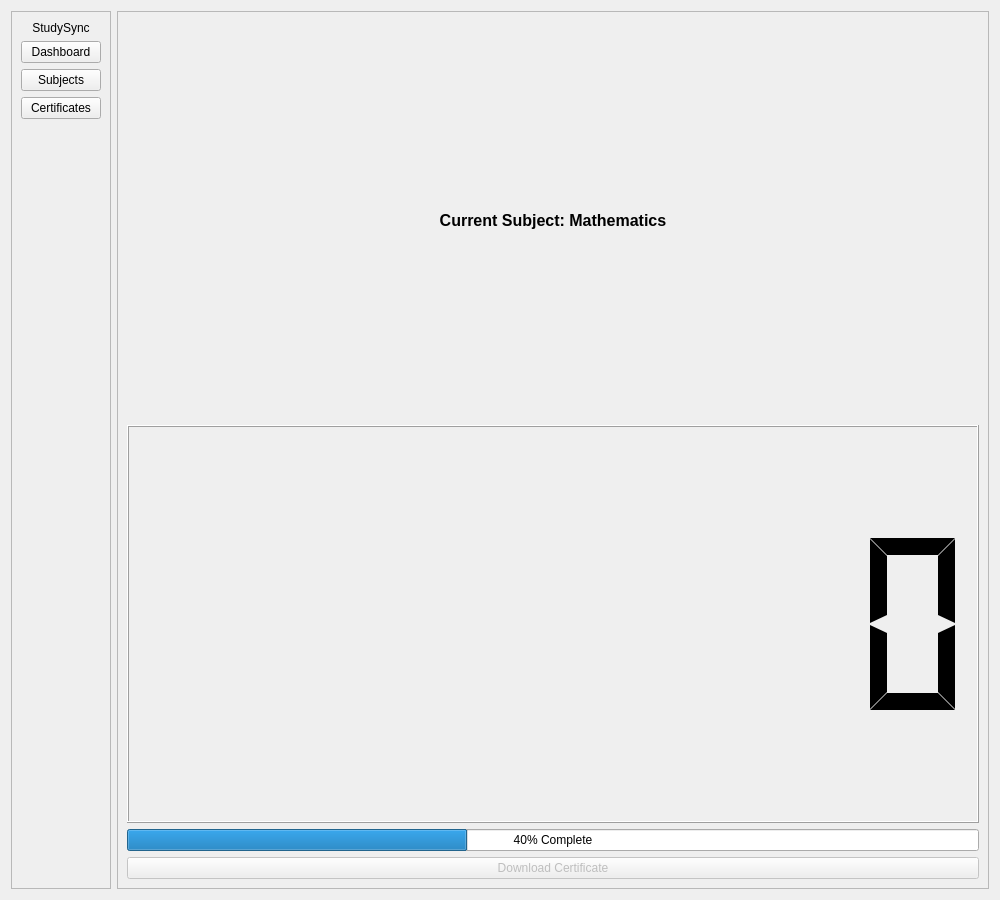
The window that dashboard.ui (annamairaj/StudySync) describes before a commit, drawn with Qt 5.
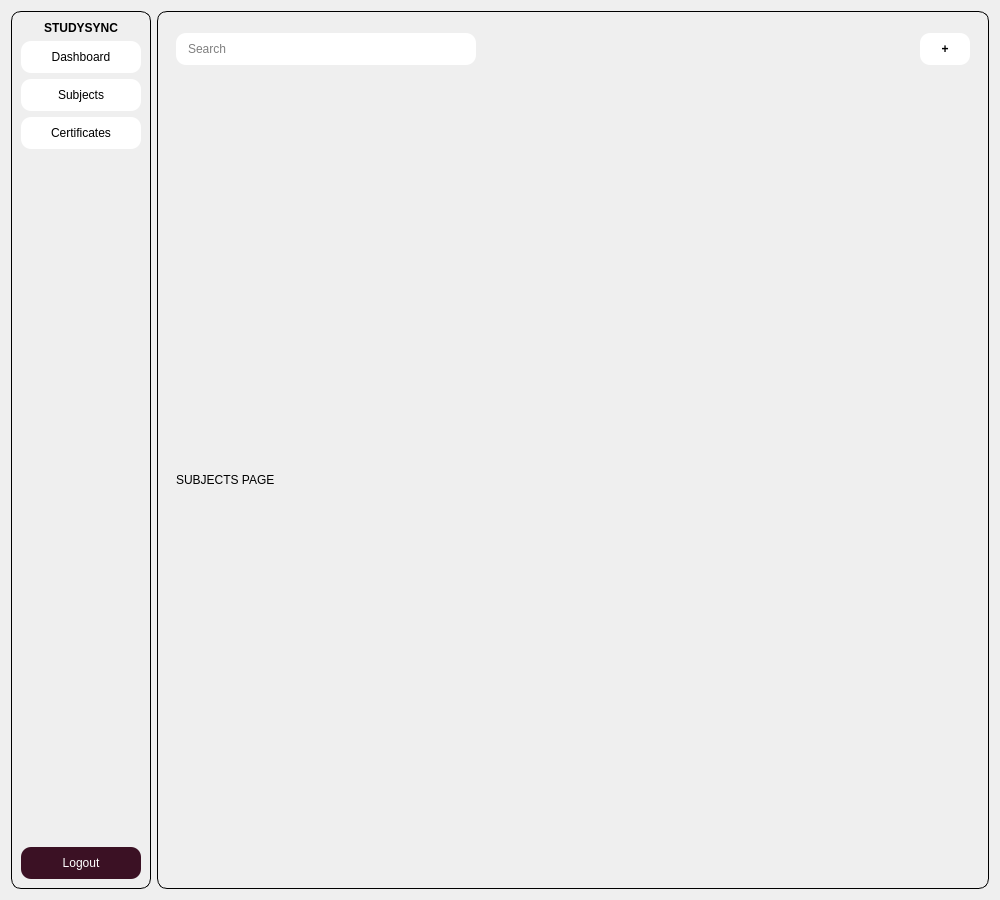
The same window after the commit.

Commit message: Connected SQLite backend, login/logout functioning, page and windows transition works and updated UI

Diff of the .ui file:
```diff
--- a/dashboard.ui
+++ b/dashboard.ui
@@ -10,6 +10,72 @@
     <height>900</height>
    </rect>
   </property>
+  <property name="styleSheet">
+   <string notr="true">#sidebarFrame {
+ border-radius: 10px;
+ border: 1px solid #000000;
+}
+
+#topbarFrame {
+	background-color: none;
+	border: none;
+}
+
+#dashboardButton {
+    background-color: #ffffff;
+	border-radius: 10px;
+	color: black;
+	height: 32px;
+	width: 120
+}
+#subjectsButton {
+    background-color: #ffffff;
+	border-radius: 10px;
+	color: black;
+	height: 32px;
+	width: 120
+}
+#certificatesButton {
+    background-color: #ffffff;
+	border-radius: 10px;
+	color: black;
+	height: 32px;
+	width: 120
+}
+
+#dashboardLogoutButton {
+	background-color: rgb(59, 17, 36);
+	border-radius: 10px;
+	color: white;
+	height: 32px;
+	width: 120
+}
+
+#searchLineEdit {
+    border-radius: 10px;
+    background-color: rgb(255, 255, 255);
+    color: #000000;
+    height: 32px;
+	padding-left: 10px;
+}
+
+#addButton {
+	background-color: #ffffff;
+	border-radius: 10px;
+	color: black;
+     font-weight: bold;
+}
+
+#contentFrame {
+ border-radius: 10px;
+ border: 1px solid #000000;
+}
+
+#appTitle {
+ font-weight: bold;
+}
+</string>
+  </property>
   <layout class="QHBoxLayout" name="mainLayout">
    <item>
     <widget class="QFrame" name="sidebarFrame">
@@ -20,7 +86,7 @@
       <item>
        <widget class="QLabel" name="appTitle">
         <property name="text">
-         <string>StudySync</string>
+         <string>STUDYSYNC</string>
         </property>
         <property name="alignment">
          <set>Qt::AlignmentFlag::AlignCenter</set>
@@ -64,6 +130,13 @@
         </property>
        </spacer>
       </item>
+      <item>
+       <widget class="QPushButton" name="dashboardLogoutButton">
+        <property name="text">
+         <string>Logout</string>
+        </property>
+       </widget>
+      </item>
      </layout>
     </widget>
    </item>
@@ -73,50 +146,128 @@
       <enum>QFrame::Shape::StyledPanel</enum>
      </property>
      <layout class="QVBoxLayout" name="contentLayout">
+      <property name="topMargin">
+       <number>12</number>
+      </property>
       <item>
-       <widget class="QLabel" name="subjectLabel">
-        <property name="font">
-         <font>
-          <pointsize>12</pointsize>
-          <bold>true</bold>
-         </font>
-        </property>
-        <property name="text">
-         <string>Current Subject: Mathematics</string>
-        </property>
-        <property name="alignment">
-         <set>Qt::AlignmentFlag::AlignCenter</set>
-        </property>
-       </widget>
-      </item>
-      <item>
-       <widget class="QLCDNumber" name="studyTimer">
-        <property name="digitCount">
-         <number>8</number>
-        </property>
-        <property name="segmentStyle">
-         <enum>QLCDNumber::SegmentStyle::Flat</enum>
-        </property>
-       </widget>
-      </item>
-      <item>
-       <widget class="QProgressBar" name="progressBar">
-        <property name="value">
-         <number>40</number>
-        </property>
-        <property name="format">
-         <string>%p% Complete</string>
-        </property>
-       </widget>
-      </item>
-      <item>
-       <widget class="QPushButton" name="downloadCertificateButton">
+       <widget class="QFrame" name="topbarFrame">
         <property name="enabled">
-         <bool>false</bool>
+         <bool>true</bool>
         </property>
-        <property name="text">
-         <string>Download Certificate</string>
+        <property name="sizePolicy">
+         <sizepolicy hsizetype="Preferred" vsizetype="Fixed">
+          <horstretch>0</horstretch>
+          <verstretch>0</verstretch>
+         </sizepolicy>
         </property>
+        <property name="minimumSize">
+         <size>
+          <width>0</width>
+          <height>10</height>
+         </size>
+        </property>
+        <property name="frameShape">
+         <enum>QFrame::Shape::StyledPanel</enum>
+        </property>
+        <property name="frameShadow">
+         <enum>QFrame::Shadow::Raised</enum>
+        </property>
+        <layout class="QHBoxLayout" name="horizontalLayout">
+         <item>
+          <widget class="QLineEdit" name="searchLineEdit">
+           <property name="sizePolicy">
+            <sizepolicy hsizetype="Fixed" vsizetype="Preferred">
+             <horstretch>0</horstretch>
+             <verstretch>0</verstretch>
+            </sizepolicy>
+           </property>
+           <property name="minimumSize">
+            <size>
+             <width>300</width>
+             <height>0</height>
+            </size>
+           </property>
+           <property name="placeholderText">
+            <string>Search</string>
+           </property>
+          </widget>
+         </item>
+         <item>
+          <spacer name="horizontalSpacer">
+           <property name="orientation">
+            <enum>Qt::Orientation::Horizontal</enum>
+           </property>
+           <property name="sizeType">
+            <enum>QSizePolicy::Policy::Expanding</enum>
+           </property>
+           <property name="sizeHint" stdset="0">
+            <size>
+             <width>40</width>
+             <height>20</height>
+            </size>
+           </property>
+          </spacer>
+         </item>
+         <item>
+          <widget class="QPushButton" name="addButton">
+           <property name="sizePolicy">
+            <sizepolicy hsizetype="Fixed" vsizetype="Preferred">
+             <horstretch>0</horstretch>
+             <verstretch>0</verstretch>
+            </sizepolicy>
+           </property>
+           <property name="minimumSize">
+            <size>
+             <width>50</width>
+             <height>0</height>
+            </size>
+           </property>
+           <property name="text">
+            <string>+</string>
+           </property>
+          </widget>
+         </item>
+        </layout>
+       </widget>
+      </item>
+      <item>
+       <widget class="QStackedWidget" name="homeStackedWidget">
+        <property name="currentIndex">
+         <number>1</number>
+        </property>
+        <widget class="QWidget" name="dashboardPageStack">
+         <layout class="QVBoxLayout" name="verticalLayout_4">
+          <item>
+           <widget class="QLabel" name="dashboardPageLabel">
+            <property name="text">
+             <string>DASHBOARD PAGE</string>
+            </property>
+           </widget>
+          </item>
+         </layout>
+        </widget>
+        <widget class="QWidget" name="subjectsPageStack">
+         <layout class="QVBoxLayout" name="verticalLayout_3">
+          <item>
+           <widget class="QLabel" name="subjectsPageLabel">
+            <property name="text">
+             <string>SUBJECTS PAGE</string>
+            </property>
+           </widget>
+          </item>
+         </layout>
+        </widget>
+        <widget class="QWidget" name="certsPageStack">
+         <layout class="QVBoxLayout" name="verticalLayout_5">
+          <item>
+           <widget class="QLabel" name="certPageLabel">
+            <property name="text">
+             <string>CERTIFICATES PAGE</string>
+            </property>
+           </widget>
+          </item>
+         </layout>
+        </widget>
        </widget>
       </item>
      </layout>
```
The commit also changes 16 other files.
